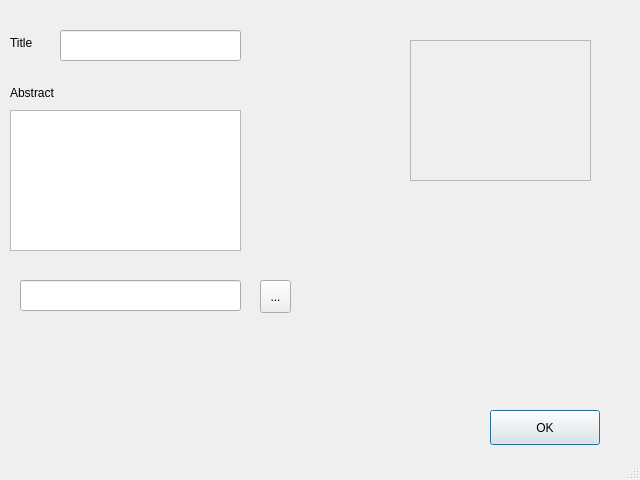
This is plugin/MetaSearch/ui/recorddialog2.ui in vesnikos/MetaSearch as Qt 5 draws it before an edit. The edited form follows.
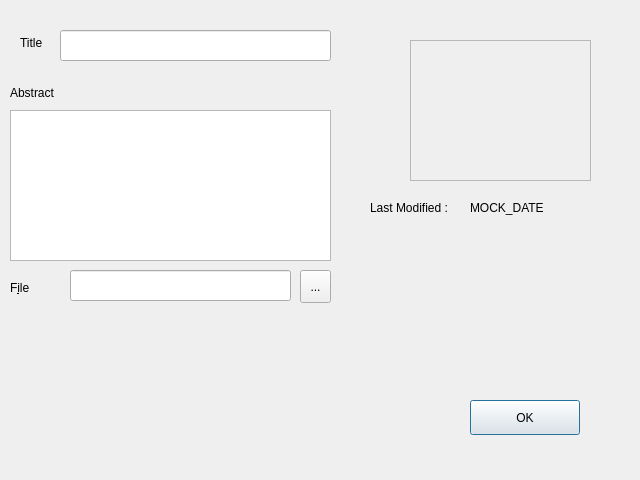
This is the edited form.

What changed in the file:
```diff
--- a/plugin/MetaSearch/ui/recorddialog2.ui
+++ b/plugin/MetaSearch/ui/recorddialog2.ui
@@ -35,14 +35,14 @@
    <string>Metadata</string>
   </property>
   <property name="sizeGripEnabled">
-   <bool>true</bool>
+   <bool>false</bool>
   </property>
-  <widget class="QLineEdit" name="lineEdit">
+  <widget class="QLineEdit" name="leTitle">
    <property name="geometry">
     <rect>
      <x>60</x>
      <y>30</y>
-     <width>181</width>
+     <width>271</width>
      <height>31</height>
     </rect>
    </property>
@@ -50,12 +50,12 @@
     <string/>
    </property>
   </widget>
-  <widget class="QLabel" name="label">
+  <widget class="QLabel" name="lblTitle">
    <property name="geometry">
     <rect>
-     <x>10</x>
+     <x>20</x>
      <y>30</y>
-     <width>77</width>
+     <width>41</width>
      <height>25</height>
     </rect>
    </property>
@@ -63,14 +63,14 @@
     <string>Title</string>
    </property>
    <property name="buddy">
-    <cstring>lineEdit</cstring>
+    <cstring>leTitle</cstring>
    </property>
   </widget>
   <widget class="QPushButton" name="pushButton">
    <property name="geometry">
     <rect>
-     <x>490</x>
-     <y>410</y>
+     <x>470</x>
+     <y>400</y>
      <width>110</width>
      <height>35</height>
     </rect>
@@ -84,8 +84,8 @@
     <rect>
      <x>10</x>
      <y>110</y>
-     <width>231</width>
-     <height>141</height>
+     <width>321</width>
+     <height>151</height>
     </rect>
    </property>
   </widget>
@@ -121,18 +121,18 @@
   <widget class="QLineEdit" name="lineEdit_2">
    <property name="geometry">
     <rect>
-     <x>20</x>
-     <y>280</y>
+     <x>70</x>
+     <y>270</y>
      <width>221</width>
      <height>31</height>
     </rect>
    </property>
   </widget>
-  <widget class="QToolButton" name="toolButton">
+  <widget class="QToolButton" name="tbOpenLocation">
    <property name="geometry">
     <rect>
-     <x>260</x>
-     <y>280</y>
+     <x>300</x>
+     <y>270</y>
      <width>31</width>
      <height>33</height>
     </rect>
@@ -141,6 +141,48 @@
     <string>...</string>
    </property>
   </widget>
+  <widget class="QLabel" name="label">
+   <property name="geometry">
+    <rect>
+     <x>10</x>
+     <y>280</y>
+     <width>53</width>
+     <height>16</height>
+    </rect>
+   </property>
+   <property name="text">
+    <string>F&amp;ile</string>
+   </property>
+   <property name="buddy">
+    <cstring>tbOpenLocation</cstring>
+   </property>
+  </widget>
+  <widget class="QLabel" name="label_3">
+   <property name="geometry">
+    <rect>
+     <x>370</x>
+     <y>200</y>
+     <width>91</width>
+     <height>16</height>
+    </rect>
+   </property>
+   <property name="text">
+    <string>Last Modified :</string>
+   </property>
+  </widget>
+  <widget class="QLabel" name="lblDate">
+   <property name="geometry">
+    <rect>
+     <x>470</x>
+     <y>200</y>
+     <width>91</width>
+     <height>16</height>
+    </rect>
+   </property>
+   <property name="text">
+    <string>MOCK_DATE</string>
+   </property>
+  </widget>
  </widget>
  <resources/>
  <connections>
```
